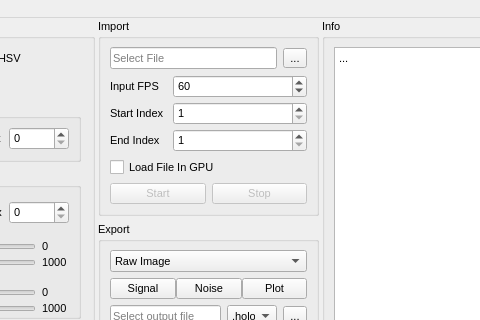
First picture: the form in Holovibes/mainwindow.ui, repository DigitalHolography/Holovibes, before the edit; both pictures show x 600 to 1080 and y 0 to 320 of the 1210 by 798 pixel window.
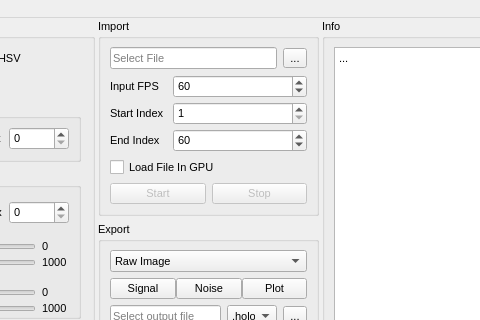
Second picture: the form after the edit. Custom widgets are drawn as their Qt base class.

Commit message: fix(ui): start/end indexes now work properly

```diff
--- a/Holovibes/mainwindow.ui
+++ b/Holovibes/mainwindow.ui
@@ -2551,7 +2551,7 @@
                  <number>2100000000</number>
                 </property>
                 <property name="value">
-                 <number>1</number>
+                 <number>60</number>
                 </property>
                </widget>
               </item>
```
Lines whose indentation alone changed are shown as unchanged. The commit also changes 3 other files.
